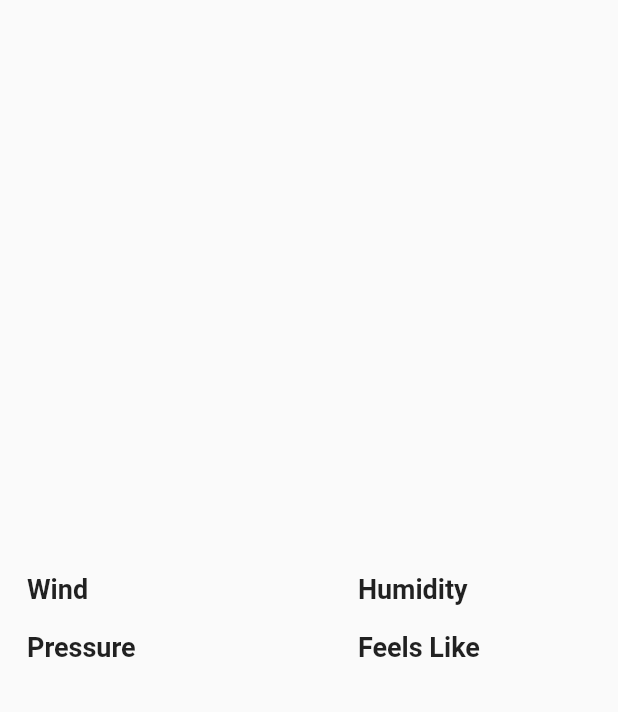
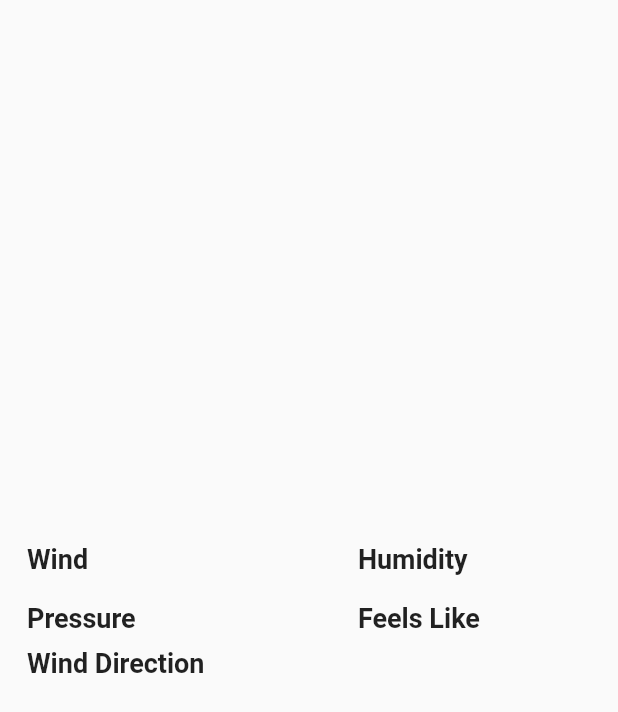
Before and after one commit to Satish-Devs/irriauto_v2, a Flutter app: what additionalInformation() shows on an empty page, opened directly with empty values, on a phone screen of 412 x 824 dp. Shown: the top 712 px of the screen. Run offline on Flutter 3.47's test engine with Material 2 defaults, Android fonts, the phone set to English and light mode, and no system bars; our stand-ins replace cloud_firestore, firebase_auth, firebase_core, firebase_database, fluttertoast, geocoding and 1 more; missing offline and left inert: cloud_firestore_web, firebase_auth_web, firebase_core_web, firebase_database_web, geolocator_web; accounts and stored records are empty; network calls fail.

```diff
--- a/lib/classes/valveCard.dart
+++ b/lib/classes/valveCard.dart
@@ -158,7 +158,6 @@ class ValveCard extends StatelessWidget {
 
                               ],
                             ),
-
                             SizedBox(height: 4,),
 
                              Row(
@@ -171,9 +170,6 @@ class ValveCard extends StatelessWidget {
                                     fontWeight: FontWeight.normal,
                                   ),
                                 ),
-
-                                 status?Icon(Icons.circle,
-                                color: Colors.green,):Container(),
 
                                 Text((rain >= 4000)?" Not Raining":" Raining",
                                   style: TextStyle(
--- a/lib/valve/valve_home.dart
+++ b/lib/valve/valve_home.dart
@@ -69,7 +69,7 @@ class _HomeScreenState extends State<HomeScreen> {
             StreamProvider<SensorModel>(
                   create: (_) => ref.onValue.map((event) {
                     return SensorModel.fromMap(event.snapshot.value);
-                  }), initialData: SensorModel(humidity: 0, m1: 0, m2: 0, m3: 0, m4: 0, rain: 0, temp: 0)),
+                  }), initialData: SensorModel(humidity: 0, m1: 0, m2: 0, m3: 0, m4: 0, rain: 0, temp: 0, waterFlow: 0)),
           ],
           child: VcardContainer()
         ),
--- a/lib/valve/valve_utils.dart
+++ b/lib/valve/valve_utils.dart
@@ -25,7 +25,7 @@ class _VcardContainerState extends State<VcardContainer> {
             scrollDirection: Axis.vertical,
             children: [
 
-              ValveCard(valveNo : 1, moisture1: SensorModel.m1,moisture2 :SensorModel.m2, temp :SensorModel.temp, status : SensorModel.v1,flow :  100, humidity : SensorModel.humidity, rain : SensorModel.rain),
+              ValveCard(valveNo : 1, moisture1: SensorModel.m1,moisture2 :SensorModel.m2, temp :SensorModel.temp, status : SensorModel.v1,flow :  SensorModel.waterFlow, humidity : SensorModel.humidity, rain : SensorModel.rain),
               // ValveCard(valveNo : 2, moisture1: SensorModel.m3,moisture2 :SensorModel.m4, temp :SensorModel.temp, status : SensorModel.v2,flow :  100, humidity : SensorModel.humidity, rain : SensorModel.rain),
             ]
             ),
--- a/lib/weather/services/weather_api_client.dart
+++ b/lib/weather/services/weather_api_client.dart
@@ -8,11 +8,9 @@ import '../model/weather_model.dart';
 class WeatherApiClient{
   Future<Weather>? getCurrentWeather(String? location) async {
     var endpoint = Uri.parse("https://api.openweathermap.org/data/2.5/weather?q=$location&appid=84502356fe0def577613e9f74a8573e8&units=metric");
-
     var response = await http.get(endpoint);
     var body = jsonDecode(response.body);
     print(Weather.fromJson(body).cityName);
     return Weather.fromJson(body);
-
   }
 }
--- a/lib/weather/views/additional_info.dart
+++ b/lib/weather/views/additional_info.dart
@@ -6,7 +6,7 @@ TextStyle infoFont =
     const TextStyle(fontWeight: FontWeight.w400, fontSize: 18.0);
 
 Widget additionalInformation(
-    String wind, String humidity, String pressure, String feels_like) {
+    String wind, String humidity, String pressure, String feels_like, String windDirection, String visibility) {
   return Container(
     width: double.infinity,
     padding: EdgeInsets.all(18.0),
@@ -68,6 +68,50 @@ Widget additionalInformation(
               ],
             ),
           ],
+        ),
+
+        Row(
+          mainAxisAlignment: MainAxisAlignment.spaceBetween,
+          crossAxisAlignment: CrossAxisAlignment.center,
+          children: [
+            // Column(
+            //   mainAxisAlignment: MainAxisAlignment.start,
+            //   crossAxisAlignment: CrossAxisAlignment.start,
+            //   children: [
+            //     Text("Visibility", style: titleFont),
+            //     SizedBox(height: 18.0),
+
+            //   ],
+            // ),
+            // Column(
+            //   mainAxisAlignment: MainAxisAlignment.start,
+            //   crossAxisAlignment: CrossAxisAlignment.start,
+            //   children: [
+            //     Text("$visibility", style: infoFont),
+            //     SizedBox(height: 18.0),
+
+            //   ],
+            // ),
+            Column(
+              mainAxisAlignment: MainAxisAlignment.start,
+              crossAxisAlignment: CrossAxisAlignment.start,
+              children: [
+                Text(
+                  "Wind Direction",
+                  style: titleFont,
+                ),
+              ],
+            ),
+
+             Column(
+              mainAxisAlignment: MainAxisAlignment.start,
+              crossAxisAlignment: CrossAxisAlignment.start,
+              children: [
+                Text("$windDirection", style: infoFont),
+                SizedBox(height: 18.0),
+              ],
+            ),
+          ],
         )
       ],
     ),
--- a/lib/weather/weather.dart
+++ b/lib/weather/weather.dart
@@ -131,7 +131,7 @@ class _WeatherPageState extends State<WeatherPage> {
 
                   // Now let's create the additional information widget
                   additionalInformation("${data!.wind}", "${data!.humidity}",
-                      "${data!.pressure}", "${data!.feels_like}")
+                      "${data!.pressure}", "${data!.feels_like}","${data!.windDirection}","${data!.visibility}")
 
                   //Now that we have UI let's start integrating the API
                   //Let's create the model to store the data
--- a/pubspec.yaml
+++ b/pubspec.yaml
@@ -46,6 +46,7 @@ dependencies:
   http: ^0.13.4
   geolocator: ^8.2.0
   geocoding: ^2.0.4
+  uuid: ^3.0.6
 
 dev_dependencies:
   flutter_test:
```
Also changed, not shown: lib/home/home_screen.dart (+11 -9 lines), lib/main.dart (+6 -1 lines), lib/model/sensor_model.dart (+6 -3 lines), lib/model/treevalve_model.dart (+6 -3 lines), lib/model/user_model.dart (+12 -7 lines), lib/modes/modes_utils.dart (+73 -0 lines), lib/treevalve/treevalve_home.dart (+5 -3 lines), lib/utils/utils.dart (+11 -11 lines), lib/weather/model/weather_model.dart (+36 -2 lines).
